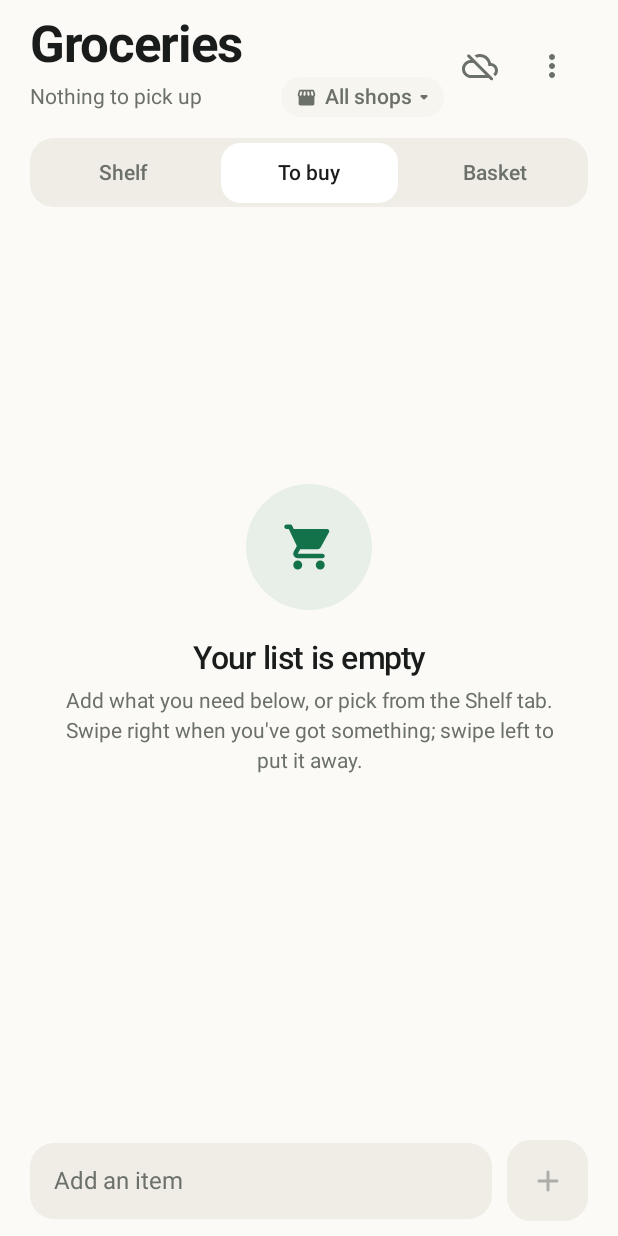
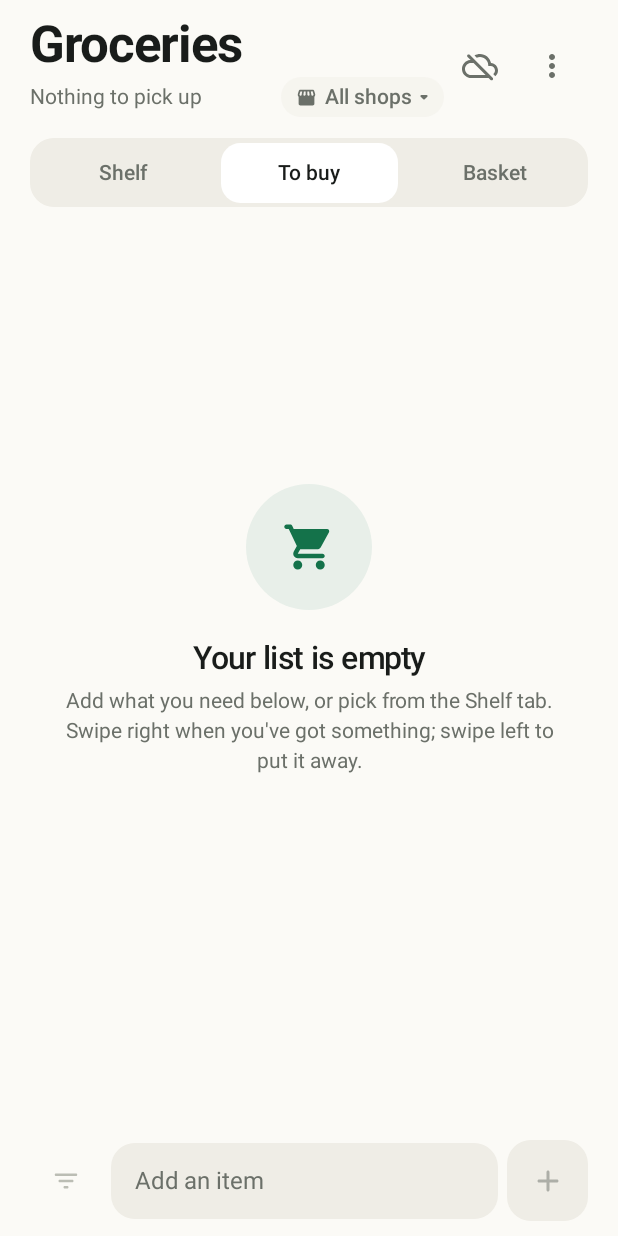
Before and after one commit to ratsey/thelist, an Android app built with Jetpack Compose: the screen it shows after launch (MainActivity), on a phone screen of 412 x 824 dp. Run offline under Robolectric (Android 15) with nearby library versions, the phone set to English and light mode, and no system bars; our stand-ins replace Room's generated code.

Commit message:
Give the add bar a shelf filter instead of a passing hint
Typing a name offered three shelf matches and nothing else, so the shelf was
reachable only by guessing the right letters. The add bar now has a filter
button: it shows the shelf rows that answer for what is typed, widens that to
eight when it is on, and with nothing typed shows the shelf itself, so the row
from last week is one swipe away rather than a retype.

The button is disabled when the shelf is empty, because there is nothing behind
it, and it tints when it is showing.

```diff
--- a/app/src/main/java/com/ratsey/thelist/ui/TheListRoot.kt
+++ b/app/src/main/java/com/ratsey/thelist/ui/TheListRoot.kt
@@ -90,6 +90,7 @@ fun TheListRoot(viewModel: ListViewModel) {
     var showSync by remember { mutableStateOf(false) }
     var showStores by remember { mutableStateOf(false) }
     var placementItem by remember { mutableStateOf<Item?>(null) }
+    var shelfFilterOn by rememberSaveable { mutableStateOf(false) }
 
     LaunchedEffect(Unit) {
         viewModel.messages.collect { message ->
@@ -117,9 +118,19 @@ fun TheListRoot(viewModel: ListViewModel) {
         snackbarHost = { SnackbarHost(snackbarHostState) },
         bottomBar = {
             if (selectedTab == TAB_TO_BUY) {
-                // What is already on the shelf for this word, before the word becomes a second row.
+                // What is already on the shelf for this word, before the word becomes a second
+                // row. Typing always offers the closest few; the filter widens that and, with
+                // nothing typed, shows the shelf itself so last week's row is a swipe away.
                 ShelfSuggestions(
-                    matches = remember(shelfItems, draft) { shelfMatches(shelfItems, draft) },
+                    matches = remember(shelfItems, draft, shelfFilterOn) {
+                        when {
+                            draft.isNotBlank() ->
+                                shelfMatches(shelfItems, draft, if (shelfFilterOn) 8 else 3)
+
+                            shelfFilterOn -> shelfItems.take(5)
+                            else -> emptyList()
+                        }
+                    },
                     onRevive = viewModel::reviveFromShelf,
                 )
                 AddItemBar(
@@ -133,6 +144,9 @@ fun TheListRoot(viewModel: ListViewModel) {
                         }
                     },
                     focusRequester = addFocusRequester,
+                    shelfFilterOn = shelfFilterOn,
+                    shelfCount = shelfItems.size,
+                    onToggleShelfFilter = { shelfFilterOn = !shelfFilterOn },
                 )
             }
         },
--- a/app/src/main/java/com/ratsey/thelist/ui/components/AddItemBar.kt
+++ b/app/src/main/java/com/ratsey/thelist/ui/components/AddItemBar.kt
@@ -17,6 +17,7 @@ import androidx.compose.foundation.text.BasicTextField
 import androidx.compose.foundation.text.KeyboardActions
 import androidx.compose.foundation.text.KeyboardOptions
 import androidx.compose.material.icons.Icons
+import androidx.compose.material.icons.rounded.FilterList
 import androidx.compose.material.icons.rounded.Add
 import androidx.compose.material3.FilledIconButton
 import androidx.compose.material3.Icon
@@ -35,6 +36,7 @@ import androidx.compose.ui.text.input.ImeAction
 import androidx.compose.ui.text.input.KeyboardCapitalization
 import androidx.compose.ui.unit.dp
 import com.ratsey.thelist.R
+import androidx.compose.material3.IconButton
 
 /**
  * Thumb-reachable add bar pinned above the keyboard. Adding keeps focus and the keyboard
@@ -46,6 +48,10 @@ fun AddItemBar(
     onValueChange: (String) -> Unit,
     onAdd: () -> Unit,
     focusRequester: FocusRequester,
+    /** Whether the shelf panel is showing, and how much there is on the shelf to show. */
+    shelfFilterOn: Boolean,
+    shelfCount: Int,
+    onToggleShelfFilter: () -> Unit,
     modifier: Modifier = Modifier,
 ) {
     val colors = MaterialTheme.colorScheme
@@ -59,8 +65,29 @@ fun AddItemBar(
                 .padding(horizontal = 20.dp)
                 .padding(top = 8.dp, bottom = 10.dp),
             verticalAlignment = Alignment.CenterVertically,
-            horizontalArrangement = Arrangement.spacedBy(10.dp),
+            horizontalArrangement = Arrangement.spacedBy(6.dp),
         ) {
+            // A filter rather than a hint that may or may not appear: it shows what the shelf
+            // already has for this word, and with nothing typed it shows the shelf itself, so
+            // there is always a way to reach last week's row instead of typing it again.
+            IconButton(onClick = onToggleShelfFilter, enabled = shelfCount > 0) {
+                Icon(
+                    imageVector = Icons.Rounded.FilterList,
+                    contentDescription = stringResource(
+                        if (shelfFilterOn) {
+                            R.string.add_shelf_filter_hide
+                        } else {
+                            R.string.add_shelf_filter_show
+                        },
+                    ),
+                    tint = when {
+                        shelfFilterOn -> colors.primary
+                        shelfCount > 0 -> colors.onSurfaceVariant
+                        else -> colors.outline
+                    },
+                    modifier = Modifier.size(20.dp),
+                )
+            }
             Surface(
                 shape = RoundedCornerShape(16.dp),
                 color = colors.surfaceVariant,
--- a/app/src/main/res/values/strings.xml
+++ b/app/src/main/res/values/strings.xml
@@ -8,6 +8,8 @@
 
     <string name="add_shelf_hint">Already on the shelf — swipe right to put it back</string>
     <string name="add_shelf_reveal">Re-add</string>
+    <string name="add_shelf_filter_show">Show what is on the shelf</string>
+    <string name="add_shelf_filter_hide">Hide the shelf</string>
     <string name="add_item_hint">Add an item</string>
     <string name="add_item">Add item</string>
 
```
